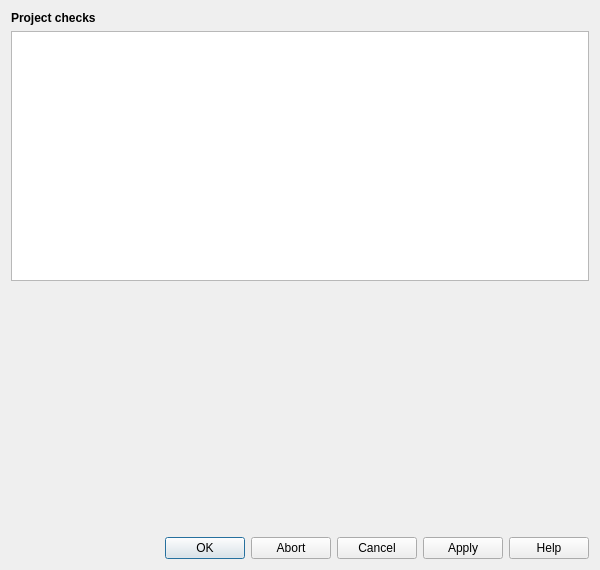
This is qfieldsync/ui/cloud_transfer_dialog.ui in opengisch/qfieldsync as Qt 5 draws it before an edit. The edited form follows.
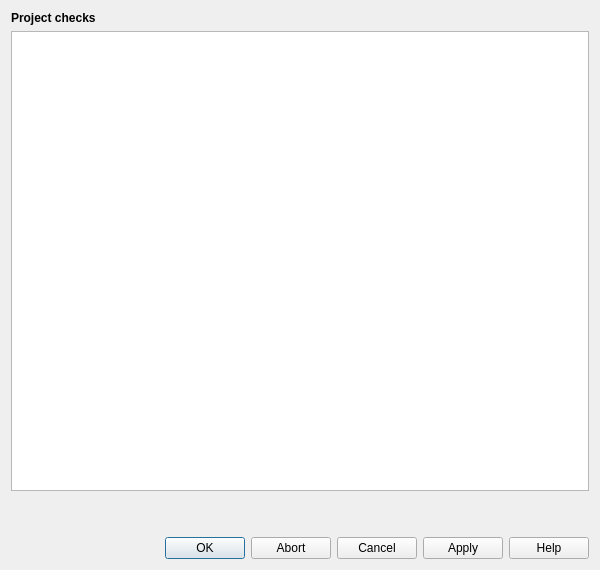
This is the edited form. The open tabs and pages were chosen to show the change. Icons and pictures are not drawn. Custom widgets are drawn as their Qt base class.

Commit message: Show bigger feedback screen

```diff
--- a/qfieldsync/ui/cloud_transfer_dialog.ui
+++ b/qfieldsync/ui/cloud_transfer_dialog.ui
@@ -118,6 +118,9 @@
          <property name="orientation">
           <enum>Qt::Vertical</enum>
          </property>
+         <property name="sizeType">
+          <enum>QSizePolicy::Preferred</enum>
+         </property>
          <property name="sizeHint" stdset="0">
           <size>
            <width>20</width>
```
The commit also changes 1 other file.
